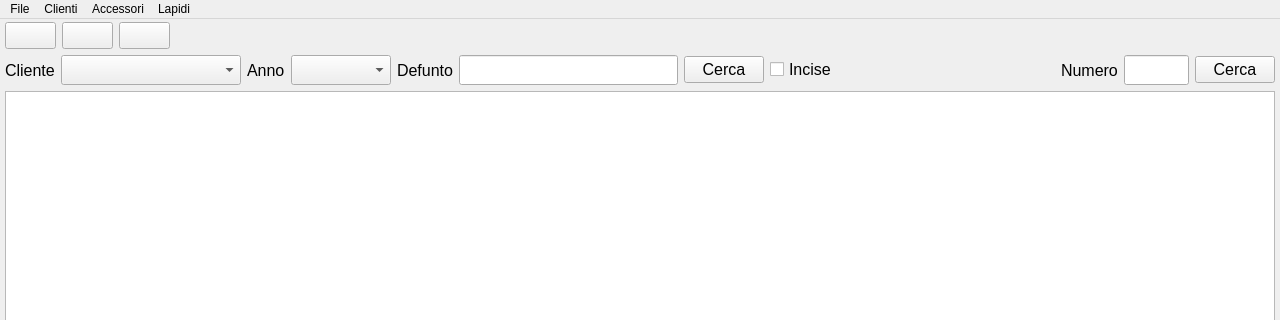
LuigiCaradonna/funeraria, file funeraria.ui: the form before one commit; both pictures show x 0 to 1280 and y 0 to 320 of the 1280 by 800 pixel window.
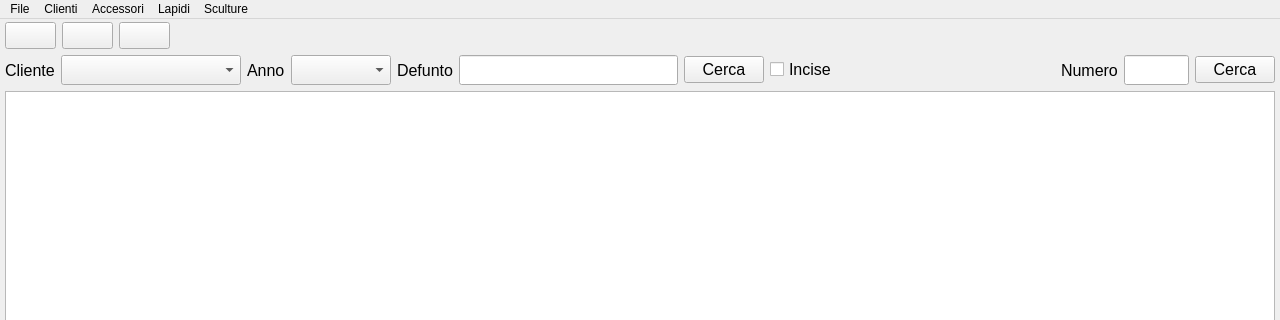
The form after the commit. Icons and pictures are not drawn.

The edit to the form file:
```diff
--- a/funeraria.ui
+++ b/funeraria.ui
@@ -446,10 +446,18 @@
     <addaction name="actionBackupCSV"/>
     <addaction name="actionSettings"/>
    </widget>
+   <widget class="QMenu" name="menuSculture">
+    <property name="title">
+     <string>Sculture</string>
+    </property>
+    <addaction name="actionScNew"/>
+    <addaction name="actionScList"/>
+   </widget>
    <addaction name="menuFile"/>
    <addaction name="menuClienti"/>
    <addaction name="menuAccessories"/>
    <addaction name="menuLapidi"/>
+   <addaction name="menuSculture"/>
   </widget>
   <widget class="QStatusBar" name="statusBar"/>
   <action name="actionFNew">
```
Left out of the diff: 10 changed lines with no effect on the pictures.
